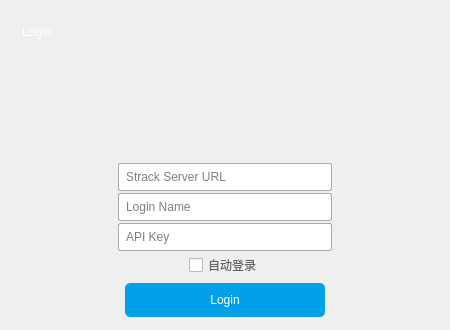
Before: the Qt Designer form apps/strack_desktop/login_ui/login.ui in cineuse/CNCGToolKit, drawn with Qt 5.
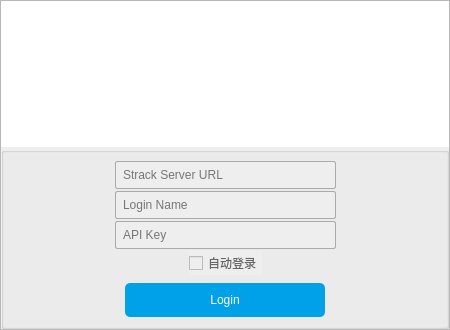
After: the same form once the commit is applied. Icons and pictures are not drawn.

Commit message: 添加了登陆界面

```diff
--- a/apps/strack_desktop/login_ui/login.ui
+++ b/apps/strack_desktop/login_ui/login.ui
@@ -26,14 +26,43 @@
    <string>Login</string>
   </property>
   <property name="styleSheet">
+   <string notr="true">QDialog{
+	background-color: #fff;
+}
+
+</string>
+  </property>
+  <layout class="QVBoxLayout" name="verticalLayout_2" stretch="0">
+   <property name="spacing">
+    <number>0</number>
+   </property>
+   <property name="margin">
+    <number>0</number>
+   </property>
+   <item>
+    <widget class="QFrame" name="main_frame">
+     <property name="styleSheet">
    <string notr="true">QLineEdit{
-	background: #fff; 
+	color: #000;
+	background-color: #fff; 
 	border: 1px solid #aaa;
     padding: 5px;
     border-radius: 2px;
 }</string>
   </property>
-  <layout class="QVBoxLayout" name="verticalLayout_2" stretch="2,1,0">
+     <property name="frameShape">
+      <enum>QFrame::StyledPanel</enum>
+     </property>
+     <property name="frameShadow">
+      <enum>QFrame::Raised</enum>
+     </property>
+     <layout class="QVBoxLayout" name="verticalLayout_3">
+      <property name="spacing">
+       <number>0</number>
+      </property>
+      <property name="margin">
+       <number>0</number>
+      </property>
    <item>
     <widget class="QGroupBox" name="top_grp">
      <property name="minimumSize">
@@ -266,6 +295,12 @@
          <bool>false</bool>
         </property>
         <layout class="QHBoxLayout" name="horizontalLayout">
+            <property name="topMargin">
+             <number>0</number>
+            </property>
+            <property name="bottomMargin">
+             <number>0</number>
+            </property>
          <item>
           <spacer name="horizontalSpacer">
            <property name="orientation">
@@ -318,48 +353,60 @@
     </widget>
    </item>
    <item>
-    <layout class="QHBoxLayout" name="horizontalLayout_2" stretch="1,2,1">
-     <item>
-      <spacer name="horizontalSpacer_6">
-       <property name="orientation">
-        <enum>Qt::Horizontal</enum>
-       </property>
-       <property name="sizeHint" stdset="0">
-        <size>
-         <width>40</width>
-         <height>20</height>
-        </size>
-       </property>
-      </spacer>
-     </item>
-     <item>
+       <widget class="QGroupBox" name="body">
+        <property name="styleSheet">
+         <string notr="true">background-color: #eee;</string>
+        </property>
       <layout class="QVBoxLayout" name="verticalLayout">
        <property name="spacing">
+          <number>0</number>
+         </property>
+         <property name="margin">
+          <number>0</number>
+         </property>
+         <item>
+          <layout class="QHBoxLayout" name="info_layout" stretch="1,2,1">
+           <item>
+            <spacer name="horizontalSpacer_6">
+             <property name="orientation">
+              <enum>Qt::Horizontal</enum>
+             </property>
+             <property name="sizeHint" stdset="0">
+              <size>
+               <width>40</width>
+               <height>20</height>
+              </size>
+             </property>
+            </spacer>
+           </item>
+           <item>
+            <layout class="QVBoxLayout" name="info_center_layout">
+             <property name="spacing">
         <number>2</number>
        </property>
        <item>
-        <widget class="QLineEdit" name="lineEdit">
+              <widget class="QLineEdit" name="url_line">
          <property name="placeholderText">
           <string>Strack Server URL</string>
          </property>
         </widget>
        </item>
        <item>
-        <widget class="QLineEdit" name="lineEdit_2">
+              <widget class="QLineEdit" name="name_line">
          <property name="placeholderText">
           <string>Login Name</string>
          </property>
         </widget>
        </item>
        <item>
-        <widget class="QLineEdit" name="lineEdit_3">
+              <widget class="QLineEdit" name="key_line">
          <property name="placeholderText">
           <string>API Key</string>
          </property>
         </widget>
        </item>
        <item>
-        <layout class="QHBoxLayout" name="horizontalLayout_4">
+              <layout class="QHBoxLayout" name="autologin_layout">
          <item>
           <spacer name="horizontalSpacer_10">
            <property name="orientation">
@@ -419,7 +466,7 @@
     </layout>
    </item>
    <item>
-    <layout class="QHBoxLayout" name="horizontalLayout_3">
+          <layout class="QHBoxLayout" name="btn_layout">
      <property name="bottomMargin">
       <number>0</number>
      </property>
@@ -484,6 +531,12 @@
    </item>
   </layout>
  </widget>
+      </item>
+     </layout>
+    </widget>
+   </item>
+  </layout>
+ </widget>
  <resources>
   <include location="../../images/icons.qrc"/>
   <include location="../../images/other_images.qrc"/>
```
Left out of the diff: 22 changed lines with no effect on the pictures. Lines whose indentation alone changed are shown as unchanged. The commit also changes 3 other files.
